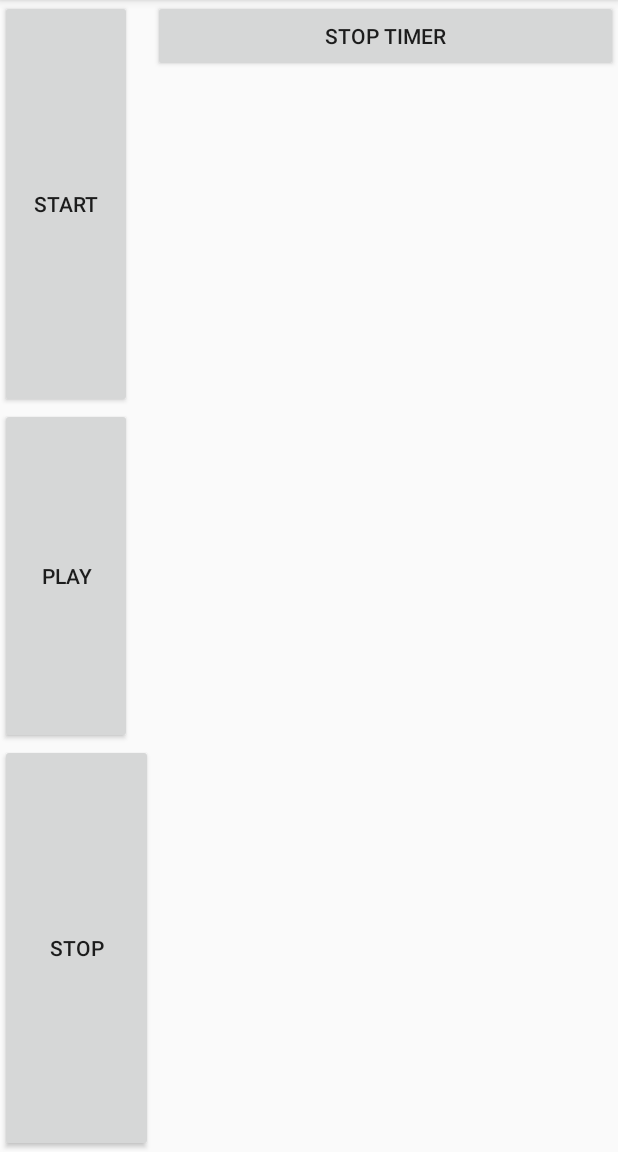
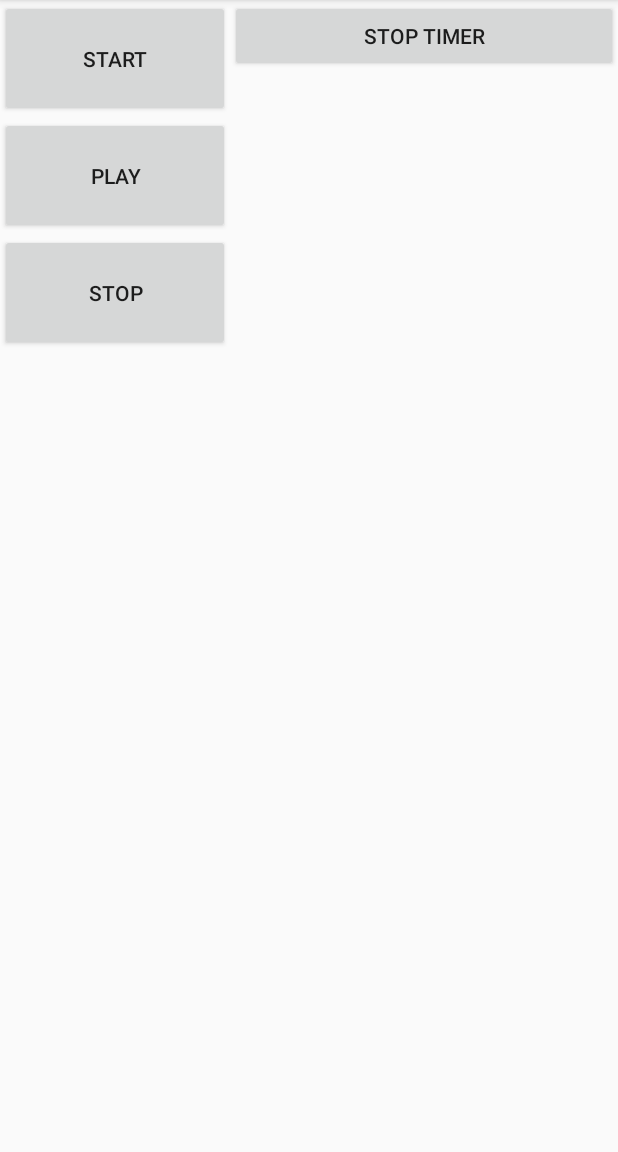
Before and after one commit to BanyMaciej/SocketTest, an Android app: the ServerActivity screen opened directly, with no data from a screen before it, on a phone screen of 412 x 824 dp, the part 84-1236 px from its top. Run offline under Robolectric (Android 15) with nearby library versions, the phone set to English and light mode, and no system bars.

Commit message:
third commit, seems good

```diff
--- a/app/src/main/java/com/mb/sockettest/ServerThread.java
+++ b/app/src/main/java/com/mb/sockettest/ServerThread.java
@@ -28,13 +28,11 @@ public class ServerThread extends Thread {
     MediaPlayer mPlayer;
     Timer timer = new Timer();
 
+    ServerSocket serverSocket;
+
     public ServerThread(Activity activity) {
         this.activity = activity;
     }
-
-    ServerSocket serverSocket;
-    long inData = 0;
-    long x1p = 0, x1k = 0, yk = 0;
 
     static int serverPORT = 4321;
 
@@ -46,7 +44,7 @@ public class ServerThread extends Thread {
 
         try {
             serverSocket = new ServerSocket(serverPORT);
-            mPlayer = MediaPlayer.create(activity, R.raw.tick);
+            mPlayer = MediaPlayer.create(activity, R.raw.ticktock);
             for(;;) {
                 socket = serverSocket.accept();
                 socket.setTcpNoDelay(true);
@@ -116,7 +114,7 @@ public class ServerThread extends Thread {
                 });
                 Log.d("TIME", Counter + "");
             }
-        }, 0, 2000);
+        }, 0, 1000);
 
         activity.findViewById(R.id.stopTimerBtn_Server).setOnClickListener(new View.OnClickListener() {
             @Override
--- a/app/src/main/res/layout/activity_server.xml
+++ b/app/src/main/res/layout/activity_server.xml
@@ -8,15 +8,15 @@
 
     <LinearLayout
         android:layout_width="0dp"
-        android:layout_height="match_parent"
-        android:layout_weight="0.5"
+        android:layout_height="234dp"
+        android:layout_weight="0.50"
         android:orientation="vertical">
 
         <Button
             android:id="@+id/startButton"
-            android:layout_width="wrap_content"
-            android:layout_height="wrap_content"
-            android:layout_weight="1"
+            android:layout_width="match_parent"
+            android:layout_height="0dp"
+            android:layout_weight="0.5"
             android:text="START"
             app:layout_constraintHorizontal_bias="0.054"
             app:layout_constraintLeft_toLeftOf="parent"
@@ -25,16 +25,16 @@
 
         <Button
             android:id="@+id/playButton"
-            android:layout_width="wrap_content"
+            android:layout_width="match_parent"
             android:layout_height="0dp"
-            android:layout_weight="1"
+            android:layout_weight="0.5"
             android:text="PLAY" />
 
         <Button
             android:id="@+id/stopButton"
             android:layout_width="match_parent"
-            android:layout_height="wrap_content"
-            android:layout_weight="1"
+            android:layout_height="0dp"
+            android:layout_weight="0.5"
             android:text="STOP" />
 
     </LinearLayout>
@@ -43,7 +43,7 @@
         android:id="@+id/stopTimerBtn_Server"
         android:layout_width="wrap_content"
         android:layout_height="wrap_content"
-        android:layout_weight="1"
+        android:layout_weight="0.5"
         android:text="STOP TIMER" />
 
 </LinearLayout>
```
Also changed, not shown: app/src/main/java/com/mb/sockettest/ClientActivity.java (+18 -5 lines), app/src/main/java/com/mb/sockettest/ClientTask.java (+14 -13 lines), app/src/main/res/layout/activity_client.xml (+8 -0 lines), 1 other file.
